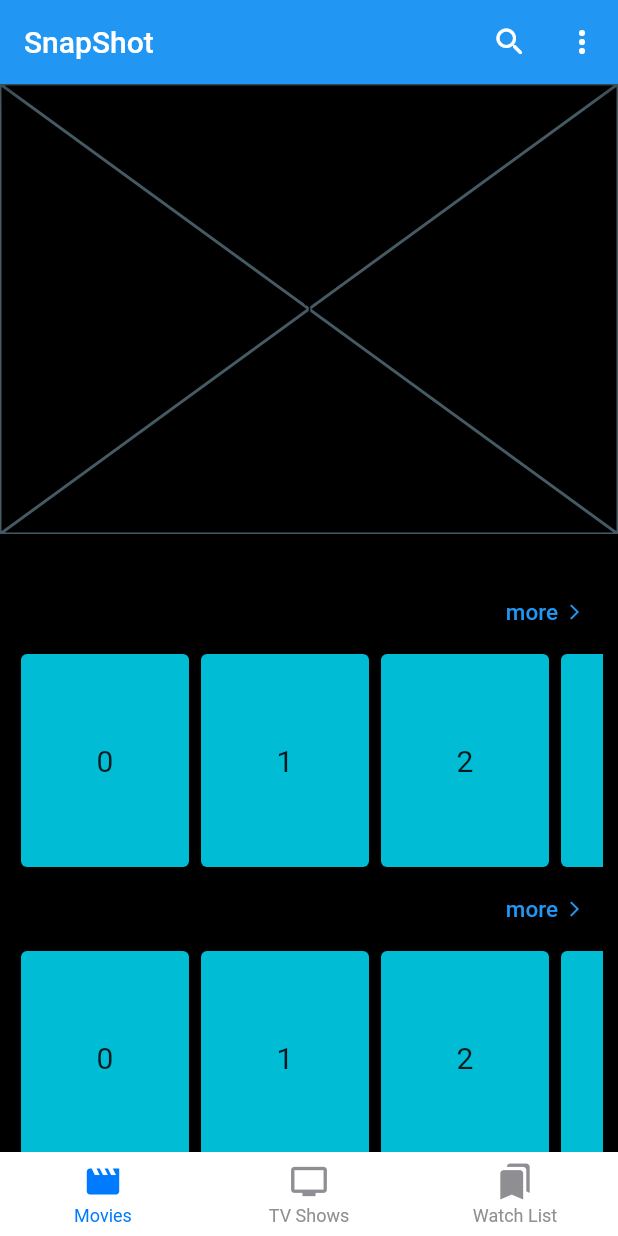
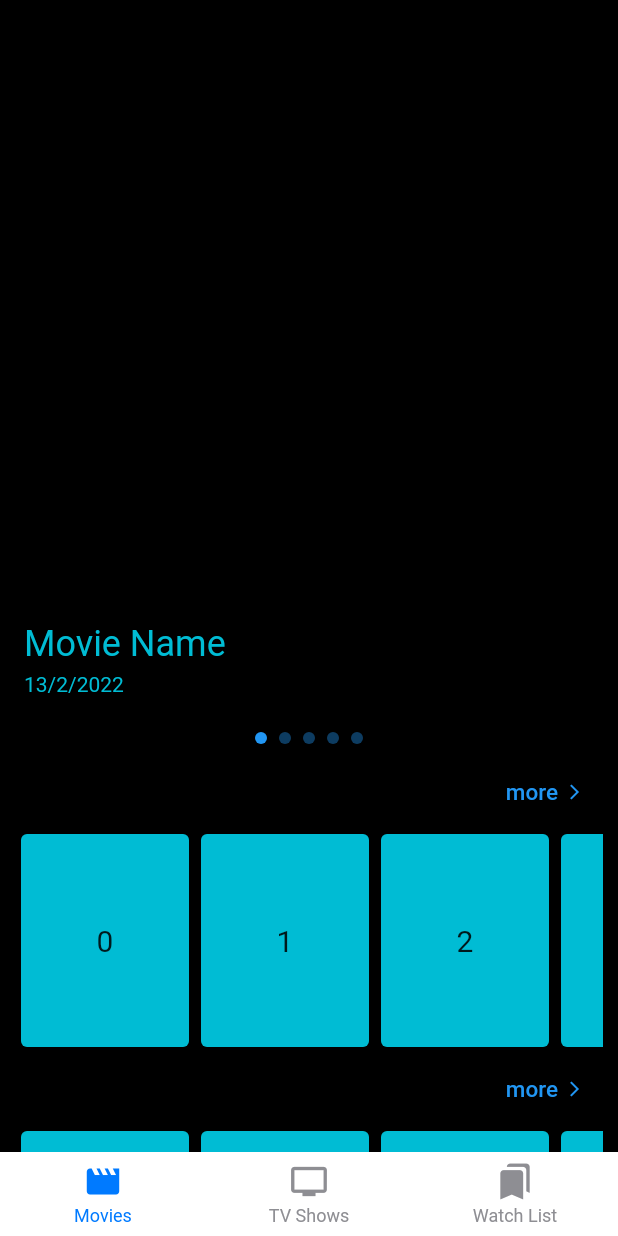
Before and after one commit to MahmoudAlMarashdy/snapshot, a Flutter app: the screen it shows after launch, on a phone screen of 412 x 824 dp. Run offline on Flutter 3.47's test engine with Material 2 defaults, Android fonts, the phone set to English and light mode, and no system bars; drawn by our look-alikes of carousel_slider, persistent_bottom_nav_bar.

Commit message:
home page and slider refactor

```diff
--- a/lib/core/home_page.dart
+++ b/lib/core/home_page.dart
@@ -10,21 +10,24 @@ class HomePage extends StatelessWidget {
   @override
   Widget build(BuildContext context) {
     return Scaffold(
-      appBar: AppBar(
-        centerTitle: false,
-        title: Text("SnapShot"),
-        actions: [
-          IconButton(onPressed: (){}, icon: Icon(Icons.search_rounded)),
-          PopupMenuButton(
-            itemBuilder: (context)=>[
-              PopupMenuItem(child: Text("item 1")),
-              PopupMenuItem(child: Text("item 2")),
-              PopupMenuItem(child: Text("item 3")),
-            ],
-          )
-        ],
-      ),
-      body: PersistentTabView(
+      // appBar: AppBar(
+      //   centerTitle: false,
+      //   title: Text("SnapShot"),
+      //   actions: [
+      //     IconButton(onPressed: (){}, icon: Icon(Icons.search_rounded)),
+      //     PopupMenuButton(
+      //       itemBuilder: (context)=>[
+      //         PopupMenuItem(child: Text("item 1")),
+      //         PopupMenuItem(child: Text("item 2")),
+      //         PopupMenuItem(child: Text("item 3")),
+      //       ],
+      //     )
+      //   ],
+      // ),
+      body: Stack(
+        alignment: AlignmentDirectional.topEnd,
+        children: [
+          PersistentTabView(
             context,
             navBarStyle: NavBarStyle.style6,
             screenTransitionAnimation: ScreenTransitionAnimation( // Screen transition animation on change of selected tab.
@@ -52,6 +55,14 @@ class HomePage extends StatelessWidget {
               ),
             ],
           ),
+          SafeArea(
+            child: IconButton(
+                onPressed: (){},
+                icon: Icon(Icons.search_rounded,color: Colors.black,)
+            ),
+          ),
+        ],
+      ),
     );
   }
 }
--- a/lib/core/widgets/custom_listview.dart
+++ b/lib/core/widgets/custom_listview.dart
@@ -36,10 +36,10 @@ class CustomListView extends StatelessWidget {
               scrollDirection: Axis.horizontal,
               itemCount: 6,
               itemBuilder: (context,index){
-                return InkWell(
-                  onTap: (){},
-                  child: SizedBox(
-                    width: 120,
+                return SizedBox(
+                  width: 120,
+                  child: InkWell(
+                    onTap: (){},
                     child: Card(
                       color: Colors.cyan,
                       child: Center(child: Text('$index',style: TextStyle(fontSize: 20),)),
--- a/lib/core/widgets/custom_slider.dart
+++ b/lib/core/widgets/custom_slider.dart
@@ -35,19 +35,53 @@ class _CustomSliderState extends State<CustomSlider> {
   Widget build(BuildContext context) {
     return Column(
       children: [
+        Stack(
+          alignment: AlignmentDirectional.bottomCenter,
+          children: [
+            Container(
+              decoration: BoxDecoration(
+                  gradient: LinearGradient(
+                    begin: Alignment.bottomCenter,
+                    end: Alignment.topCenter,
+                    colors: [
+                      Colors.black,
+                      Colors.black.withOpacity(0.7),
+                      Colors.black.withOpacity(0.3),
+                      Colors.black.withOpacity(0),
+                    ],
+                  )
+              ),
+              height: 120,
+              width: double.maxFinite,
+            ),
             CarouselSlider.builder(
               itemCount: 5,
               itemBuilder: (context,itemIndex,pageViewindex) {
                 return InkWell(
                   onTap: (){},
-              child: Placeholder(
-                child: Center(child: Text("${itemIndex + 1}"),),
+                  child: Stack(
+                    alignment: AlignmentDirectional.bottomStart,
+                    children: [
+                      Center(child: Text("${itemIndex + 1}"),),
+                      Padding(
+                        padding: const EdgeInsets.all(16),
+                        child: Column(
+                          mainAxisAlignment: MainAxisAlignment.end,
+                          crossAxisAlignment: CrossAxisAlignment.start,
+                          children: [
+                            Text("Movie Name",style: TextStyle(fontSize: 24,color: Colors.cyan),),
+                            SizedBox(height: 5,),
+                            Text("13/2/2022",style: TextStyle(color: Colors.cyan))
+                          ],
+                        ),
+                      )
+                    ],
                   ),
                 );
               },
               carouselController: carouselController,
               options: CarouselOptions(
-            height: 300,
+                  height: 480,
                   autoPlay: true,
                   autoPlayInterval: Duration(seconds: 8),
                   viewportFraction: 1,
@@ -58,21 +92,23 @@ class _CustomSliderState extends State<CustomSlider> {
                   }
               ),
             ),
+          ],
+        ),
         Row(
           mainAxisAlignment: MainAxisAlignment.center,
           children: imgList.asMap().entries.map((entry) {
             return GestureDetector(
               onTap: () => carouselController.animateToPage(entry.key),
               child: Container(
-                width: 12.0,
-                height: 12.0,
+                width: 8.0,
+                height: 8.0,
                 margin: EdgeInsets.symmetric(vertical: 8.0, horizontal: 4.0),
                 decoration: BoxDecoration(
                     shape: BoxShape.circle,
                     color: (Theme.of(context).brightness == Brightness.dark
                         ? Colors.white
-                        : Colors.black)
-                        .withOpacity(currentCarouselIndex == entry.key ? 0.9 : 0.4)),
+                        : Colors.blue)
+                        .withOpacity(currentCarouselIndex == entry.key ? 1 : 0.4)),
               ),
             );
           }).toList(),
--- a/lib/movies/presentation/screens/movies_screen.dart
+++ b/lib/movies/presentation/screens/movies_screen.dart
@@ -15,7 +15,6 @@ class MoviesScreen extends StatelessWidget {
           NowPlayingMoviesView(),
           PopularMoviesView(),
           LatestMoviesView(),
-          TopRatedMoviesView(),
         ],
       ),
     );
--- a/lib/tv_shows/presentation/screens/tvshows_screen.dart
+++ b/lib/tv_shows/presentation/screens/tvshows_screen.dart
@@ -15,7 +15,6 @@ class TvShowsScreen extends StatelessWidget {
           NowPlayingTvShowsView(),
           PopularTvShowsView(),
           LatestTvShowsView(),
-          TopRatedTvShowsView(),
         ],
       ),
     );
```
Lines whose indentation alone changed are shown as unchanged.
